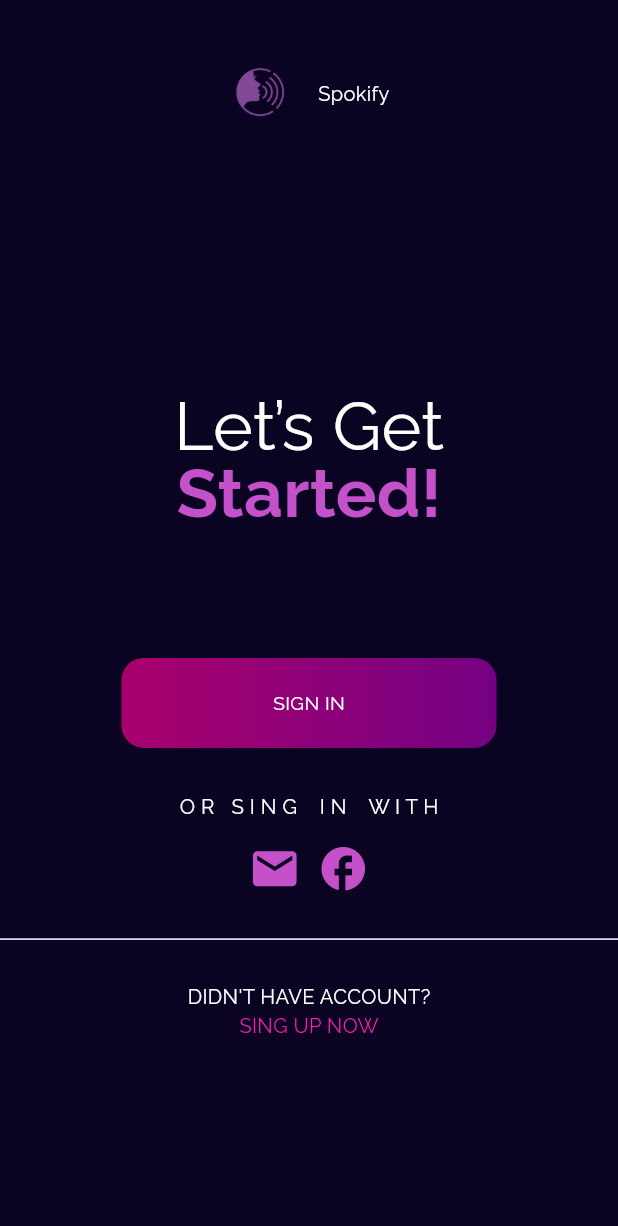
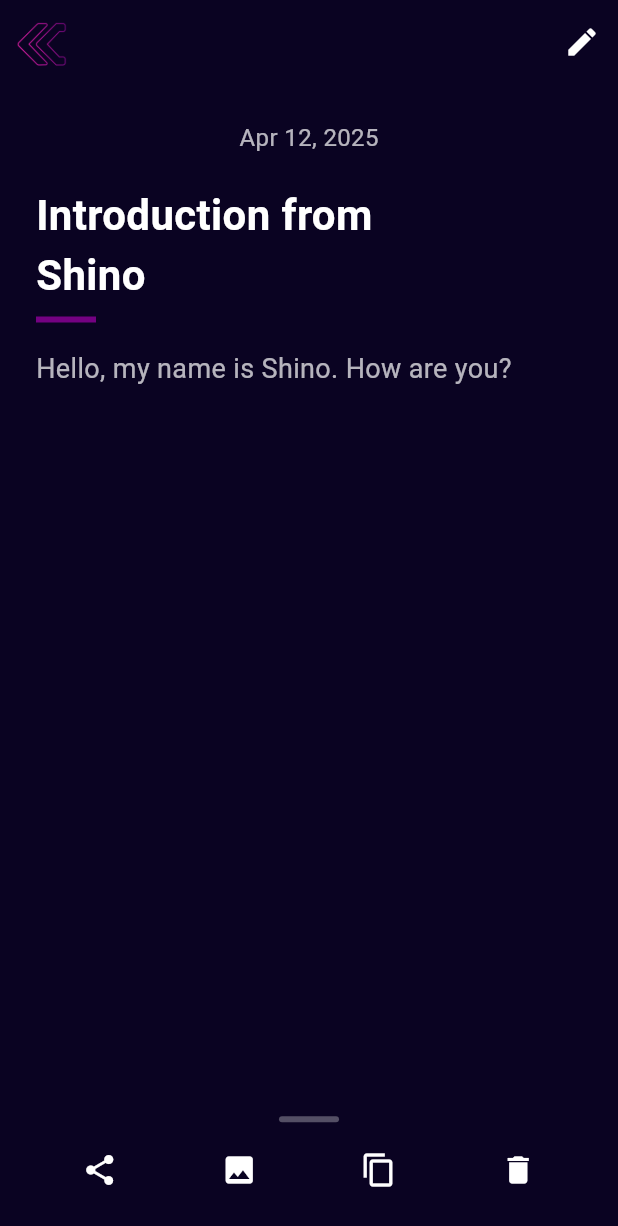
Before and after one commit to 24shrouk/gradProject, a Flutter app: the screen it shows after launch, on a phone screen of 412 x 824 dp. Shown: the top 1226 px of the screen. Run offline on Flutter 3.47's test engine with Material 3 defaults, Android fonts, the phone set to English and light mode, and no system bars; our stand-ins replace dio, flutter_screenutil, google_fonts; missing offline and left inert: record.

Commit message:
note page design done

```diff
--- a/lib/core/routing/routes.dart
+++ b/lib/core/routing/routes.dart
@@ -5,4 +5,5 @@ class Routes {
   static const String singUp = '/singUp';
   static const String getStarted = '/getStarted';
   static const String transcriped = '/transcripted';
+  static const String notePage = '/notePage';
 }
--- a/lib/core/routing/routing.dart
+++ b/lib/core/routing/routing.dart
@@ -1,6 +1,7 @@
 import 'package:flutter/material.dart';
 import 'package:gradprj/core/routing/routes.dart';
 import 'package:gradprj/views/get_started.dart';
+import 'package:gradprj/views/home/ui/note_page.dart';
 import 'package:gradprj/views/home/ui/screens/home.dart';
 import 'package:gradprj/views/login/ui/screen/login.dart';
 import 'package:gradprj/views/sing_up/ui/screen/sing_up.dart';
@@ -17,6 +18,8 @@ class Routing {
         return MaterialPageRoute(builder: (context) => const SignUp());
       case Routes.home:
         return MaterialPageRoute(builder: (context) => const HomeScreen());
+      case Routes.notePage:
+        return MaterialPageRoute(builder: (context) => NotePage());
 
       default:
         return MaterialPageRoute(builder: (context) => const NoRouteScreen());
--- a/lib/core/theming/my_fonts.dart
+++ b/lib/core/theming/my_fonts.dart
@@ -8,6 +8,8 @@ class MyFontStyle {
       GoogleFonts.raleway(fontSize: 13.6, fontWeight: FontWeight.w400);
   static TextStyle font13RegularAcc =
       GoogleFonts.raleway(fontSize: 13.4, fontWeight: FontWeight.w400);
+  static TextStyle font17 =
+      GoogleFonts.raleway(fontSize: 17, fontWeight: FontWeight.w400);
   static TextStyle font13BoldUnderline =
       GoogleFonts.raleway(fontSize: 13.4, fontWeight: FontWeight.w700);
   static TextStyle font11RegularUnderline = GoogleFonts.raleway(
--- a/lib/main.dart
+++ b/lib/main.dart
@@ -20,7 +20,7 @@ class GraduationProject extends StatelessWidget {
       minTextAdapt: true,
       child: MaterialApp(
         debugShowCheckedModeBanner: false,
-        initialRoute: Routes.getStarted,
+        initialRoute: Routes.notePage,
         onGenerateRoute: routing.generateRoute,
       ),
     );
--- /dev/null
+++ b/lib/views/home/ui/note_page.dart
@@ -0,0 +1,264 @@
+import 'package:flutter/material.dart';
+import 'package:gradprj/core/theming/my_colors.dart';
+
+class MyNoteApp extends StatelessWidget {
+  const MyNoteApp({super.key});
+
+  @override
+  Widget build(BuildContext context) {
+    return MaterialApp(home: NotePage(), debugShowCheckedModeBanner: false);
+  }
+}
+
+class NotePage extends StatefulWidget {
+  const NotePage({super.key});
+
+  @override
+  _NotePageState createState() => _NotePageState();
+}
+
+class _NotePageState extends State<NotePage> {
+  String title = "Introduction from\nShino";
+  String content = "Hello, my name is Shino. How are you?";
+  String date = "Apr 12, 2025";
+
+  void _editText(String field) {
+    TextEditingController controller = TextEditingController(
+      text: field == 'title' ? title : content,
+    );
+
+    showDialog(
+      context: context,
+      builder: (_) => AlertDialog(
+        backgroundColor: MyColors.backgroundColor,
+        title: Text(
+          "Edit ${field == 'title' ? 'Title' : 'Content'}",
+          style: TextStyle(color: Colors.white),
+        ),
+        content: TextField(
+          controller: controller,
+          maxLines: field == 'title' ? 2 : 5,
+          style: TextStyle(color: Colors.white),
+          decoration: InputDecoration(
+            hintText: field == 'title' ? 'Enter title' : 'Enter content',
+            hintStyle: TextStyle(color: Colors.white54),
+          ),
+        ),
+        actions: [
+          TextButton(
+            onPressed: () {
+              setState(() {
+                if (field == 'title') {
+                  title = controller.text;
+                } else {
+                  content = controller.text;
+                }
+              });
+              Navigator.pop(context);
+            },
+            child: Text(
+              "Save",
+              style: TextStyle(color: MyColors.button1Color),
+            ),
+          ),
+        ],
+      ),
+    );
+  }
+
+  void _editBoth() {
+    TextEditingController titleController = TextEditingController(text: title);
+    TextEditingController contentController = TextEditingController(
+      text: content,
+    );
+
+    showDialog(
+      context: context,
+      builder: (_) => AlertDialog(
+        backgroundColor: MyColors.backgroundColor,
+        title: Text("Edit Note", style: TextStyle(color: Colors.white)),
+        content: Column(
+          mainAxisSize: MainAxisSize.min,
+          children: [
+            TextField(
+              controller: titleController,
+              maxLines: 2,
+              style: TextStyle(color: Colors.white),
+              decoration: InputDecoration(
+                hintText: 'Enter title',
+                hintStyle: TextStyle(color: Colors.white54),
+              ),
+            ),
+            SizedBox(height: 10),
+            TextField(
+              controller: contentController,
+              maxLines: 5,
+              style: TextStyle(color: Colors.white),
+              decoration: InputDecoration(
+                hintText: 'Enter content',
+                hintStyle: TextStyle(color: Colors.white54),
+              ),
+            ),
+          ],
+        ),
+        actions: [
+          TextButton(
+            onPressed: () {
+              setState(() {
+                title = titleController.text;
+                content = contentController.text;
+              });
+              Navigator.pop(context);
+            },
+            child: Text(
+              "Save",
+              style: TextStyle(color: MyColors.button1Color),
+            ),
+          ),
+        ],
+      ),
+    );
+  }
+
+  void _showSnack(String message) {
+    ScaffoldMessenger.of(
+      context,
+    ).showSnackBar(SnackBar(content: Text(message)));
+  }
+
+  @override
+  Widget build(BuildContext context) {
+    return Scaffold(
+      backgroundColor: MyColors.backgroundColor,
+      appBar: AppBar(
+        backgroundColor: MyColors.backgroundColor,
+        elevation: 0,
+        actions: [
+          IconButton(
+            icon: Icon(Icons.edit, color: Colors.white),
+            onPressed: _editBoth,
+          ),
+        ],
+        leading: IconButton(
+          onPressed: () {},
+          icon: Image.asset(
+            "assets/images/arrow.png",
+            width: 35,
+            height: 35,
+          ),
+        ),
+      ),
+      body: Stack(
+        children: [
+          Padding(
+            padding: const EdgeInsets.all(24.0),
+            child: Column(
+              crossAxisAlignment: CrossAxisAlignment.start,
+              children: [
+                Center(
+                  child: Text(
+                    date,
+                    style: TextStyle(color: Colors.white70, fontSize: 16),
+                  ),
+                ),
+                SizedBox(height: 20),
+                GestureDetector(
+                  onTap: () => _editText('title'),
+                  child: Text(
+                    title,
+                    style: TextStyle(
+                      color: Colors.white,
+                      fontSize: 28,
+                      fontWeight: FontWeight.bold,
+                    ),
+                  ),
+                ),
+                Container(
+                  margin: EdgeInsets.symmetric(vertical: 8),
+                  height: 4,
+                  width: 40,
+                  color: MyColors.button2Color,
+                ),
+                SizedBox(height: 10),
+                GestureDetector(
+                  onTap: () => _editText('content'),
+                  child: Text(
+                    content,
+                    style: TextStyle(color: Colors.white70, fontSize: 18),
+                  ),
+                ),
+              ],
+            ),
+          ),
+          DraggableScrollableSheet(
+            initialChildSize: 0.13,
+            minChildSize: 0.08,
+            maxChildSize: 0.5,
+            builder: (_, controller) {
+              return Container(
+                decoration: BoxDecoration(
+                  color: MyColors.backgroundColor,
+                  borderRadius: BorderRadius.vertical(top: Radius.circular(25)),
+                ),
+                child: ListView(
+                  controller: controller,
+                  padding: EdgeInsets.all(20),
+                  children: [
+                    Center(
+                      child: Container(
+                        width: 40,
+                        height: 4,
+                        decoration: BoxDecoration(
+                          color: Colors.white30,
+                          borderRadius: BorderRadius.circular(10),
+                        ),
+                      ),
+                    ),
+                    SizedBox(height: 20),
+                    Row(
+                      mainAxisAlignment: MainAxisAlignment.spaceAround,
+                      children: [
+                        Icon(Icons.share, color: Colors.white),
+                        Icon(Icons.image, color: Colors.white),
+                        Icon(Icons.copy, color: Colors.white),
+                        Icon(Icons.delete, color: Colors.white),
+                      ],
+                    ),
+                    SizedBox(height: 30),
+                    Center(
+                      child: Text(
+                        "+ add tags",
+                        style: TextStyle(color: Colors.white70),
+                      ),
+                    ),
+                    SizedBox(height: 30),
+                    Row(
+                      mainAxisAlignment: MainAxisAlignment.spaceEvenly,
+                      children: [
+                        OutlinedButton(
+                          onPressed: () {},
+                          child: Text("view transcript"),
+                          style: OutlinedButton.styleFrom(
+                            foregroundColor: Colors.white,
+                          ),
+                        ),
+                        OutlinedButton.icon(
+                          onPressed: () {},
+                          icon: Icon(Icons.mic, color: Colors.white),
+                          label: Text("append to note"),
+                          style: OutlinedButton.styleFrom(
+                            foregroundColor: Colors.white,
+                          ),
+                        ),
+                      ],
+                    ),
+                  ],
+                ),
+              );
+            },
+          ),
+        ],
+      ),
+    );
+  }
+}
--- a/pubspec.yaml
+++ b/pubspec.yaml
@@ -48,6 +48,8 @@ dependencies:
   dio: ^5.4.0
   http_parser: ^4.0.2
   file_picker: ^6.1.1
+  intl: ^0.20.2
+  shared_preferences: ^2.2.2
 
 dev_dependencies:
   flutter_test:
```
Also changed, not shown: lib/views/home/ui/widgets/dragable_sheet.dart (added, +80 -0 lines), pubspec.lock, 1 other file.
